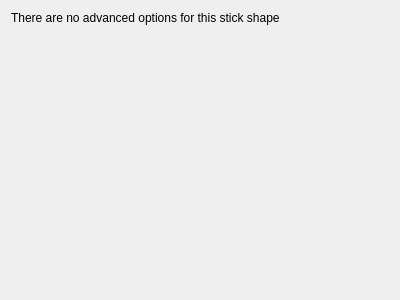
First picture: the form in advancedlinewidget.ui, repository Argasio/marionettaPlus, before the edit.
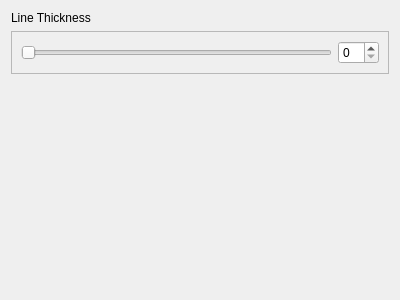
Second picture: the form after the edit.

The edit to the form file:
```diff
--- a/advancedlinewidget.ui
+++ b/advancedlinewidget.ui
@@ -17,10 +17,32 @@
    <item>
     <widget class="QLabel" name="label">
      <property name="text">
-      <string>There are no advanced options for this stick shape</string>
+      <string>Line Thickness</string>
      </property>
     </widget>
    </item>
+   <item>
+    <widget class="QFrame" name="frame">
+     <property name="frameShape">
+      <enum>QFrame::StyledPanel</enum>
+     </property>
+     <property name="frameShadow">
+      <enum>QFrame::Raised</enum>
+     </property>
+     <layout class="QHBoxLayout" name="horizontalLayout">
+      <item>
+       <widget class="QSlider" name="editLineThicknessSlider">
+        <property name="orientation">
+         <enum>Qt::Horizontal</enum>
+        </property>
+       </widget>
+      </item>
+      <item>
+       <widget class="QSpinBox" name="lineEditThicknessWidthSpinbox"/>
+      </item>
+     </layout>
+    </widget>
+   </item>
    <item>
     <spacer name="verticalSpacer">
      <property name="orientation">
```
